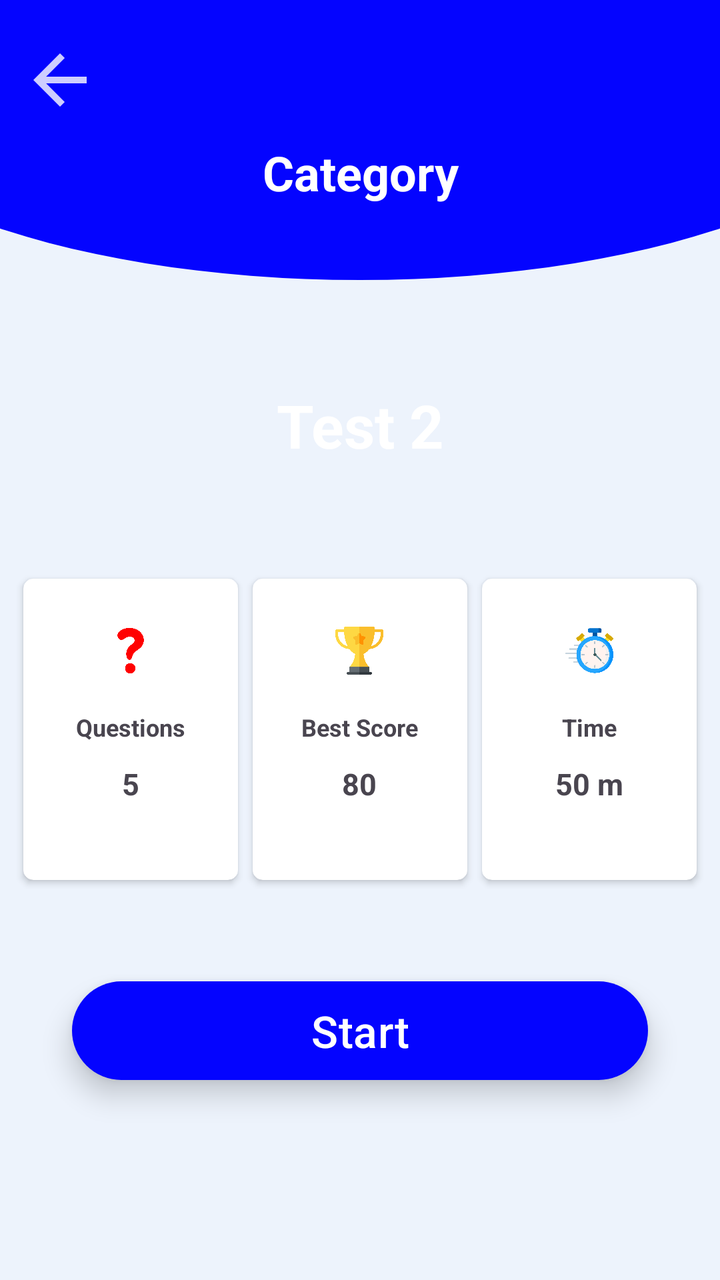
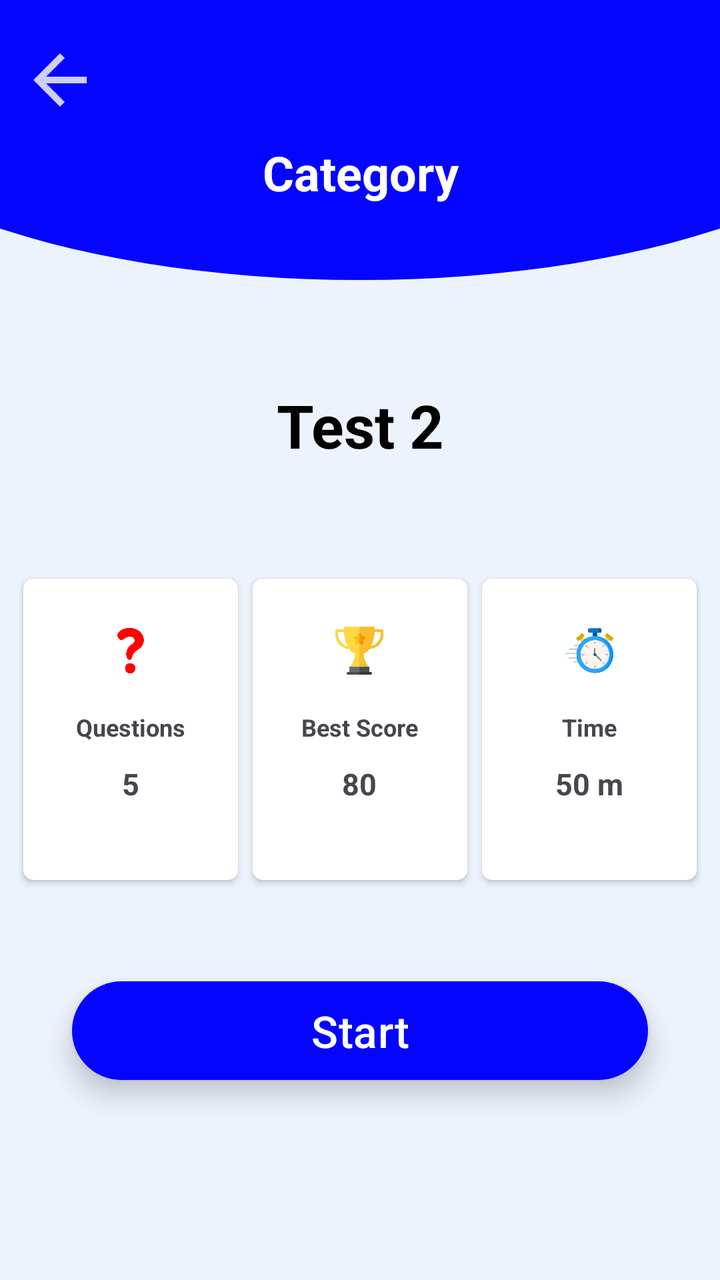

Screens rendered from an Android XML layout before and after an edit, with the pre-edit source and the edit as a unified diff.
<!-- AndroidManifest.xml: application theme Theme.ExamApp -->
<!-- res/layout/activity_start_test.xml -->
<?xml version="1.0" encoding="utf-8"?>
<androidx.constraintlayout.widget.ConstraintLayout xmlns:android="http://schemas.android.com/apk/res/android"
    xmlns:app="http://schemas.android.com/apk/res-auto"
    xmlns:tools="http://schemas.android.com/tools"
    android:id="@+id/main"
    android:layout_width="match_parent"
    android:layout_height="match_parent"
    android:background="@drawable/main_background"
    tools:context=".activities.StartTestActivity">


    <TextView
        android:id="@+id/txtCatName"
        android:layout_width="0dp"
        android:layout_height="wrap_content"
        android:layout_marginStart="16dp"
        android:layout_marginTop="70dp"
        android:layout_marginEnd="16dp"
        android:text="Category"
        android:textAlignment="center"
        android:textColor="@color/white"
        android:textSize="24sp"
        android:textStyle="bold"
        app:layout_constraintEnd_toEndOf="parent"
        app:layout_constraintStart_toStartOf="parent"
        app:layout_constraintTop_toTopOf="parent" />

    <TextView
        android:id="@+id/txtTestNO"
        android:layout_width="0dp"
        android:layout_height="wrap_content"
        android:layout_marginStart="24dp"
        android:layout_marginTop="90dp"
        android:layout_marginEnd="24dp"
        android:text="Test 2"
        android:textAlignment="center"
        android:textSize="30sp"
        android:textColor="@color/white"
        android:textStyle="bold"
        app:layout_constraintEnd_toEndOf="parent"
        app:layout_constraintStart_toStartOf="parent"
        app:layout_constraintTop_toBottomOf="@+id/txtCatName" />

    <LinearLayout
        android:layout_width="0dp"
        android:layout_height="wrap_content"
        android:layout_marginStart="8dp"
        android:layout_marginTop="70dp"
        android:layout_marginEnd="8dp"
        android:layout_marginBottom="64dp"
        android:orientation="horizontal"
        app:layout_constraintBottom_toTopOf="@+id/btnStart"
        app:layout_constraintEnd_toEndOf="parent"
        app:layout_constraintStart_toStartOf="parent"
        app:layout_constraintTop_toBottomOf="@+id/txtTestNO">

        <androidx.cardview.widget.CardView
            android:layout_width="120dp"
            android:layout_height="160dp"
            android:layout_weight="1"
            android:elevation="5dp"
            app:cardCornerRadius="5dp"
            app:cardUseCompatPadding="true">

            <LinearLayout
                android:layout_width="wrap_content"
                android:layout_height="match_parent"
                android:layout_gravity="center"
                android:layout_margin="8dp"
                android:orientation="vertical"
                android:paddingTop="16dp">


                <ImageView
                    android:id="@+id/imageView9"
                    android:layout_width="24dp"
                    android:layout_height="24dp"
                    android:layout_gravity="center"
                    android:layout_marginBottom="8dp"
                    app:srcCompat="@drawable/question" />

                <TextView
                    android:layout_width="wrap_content"
                    android:layout_height="wrap_content"
                    android:layout_marginTop="10dp"
                    android:gravity="bottom"
                    android:text="Questions"
                    android:textSize="12sp"
                    android:textStyle="bold" />

                <TextView
                    android:id="@+id/txtTotalQuestion"
                    android:layout_width="wrap_content"
                    android:layout_height="wrap_content"
                    android:layout_gravity="center"
                    android:layout_marginTop="10dp"
                    android:gravity="bottom"
                    android:text="5"
                    android:textSize="15sp"
                    android:textStyle="bold" />

            </LinearLayout>


        </androidx.cardview.widget.CardView>

        <androidx.cardview.widget.CardView
            android:layout_width="120dp"
            android:layout_height="160dp"
            android:layout_weight="1"
            android:elevation="5dp"
            app:cardCornerRadius="5dp"
            app:cardUseCompatPadding="true">

            <LinearLayout
                android:layout_width="wrap_content"
                android:layout_height="match_parent"
                android:layout_gravity="center"
                android:layout_margin="8dp"
                android:orientation="vertical"
                android:paddingTop="16dp">


                <ImageView
                    android:id="@+id/imageView61"
                    android:layout_width="24dp"
                    android:layout_height="24dp"
                    android:layout_gravity="center"
                    android:layout_marginBottom="8dp"
                    app:srcCompat="@drawable/trophy" />

                <TextView
                    android:layout_width="wrap_content"
                    android:layout_height="wrap_content"
                    android:layout_marginTop="10dp"
                    android:gravity="bottom"
                    android:text="Best Score"
                    android:textSize="12sp"
                    android:textStyle="bold" />

                <TextView
                    android:id="@+id/txtBestScore"
                    android:layout_width="wrap_content"
                    android:layout_height="wrap_content"
                    android:layout_gravity="center"
                    android:layout_marginTop="10dp"
                    android:gravity="bottom"
                    android:text="80"
                    android:textSize="15sp"
                    android:textStyle="bold" />

            </LinearLayout>


        </androidx.cardview.widget.CardView>

        <androidx.cardview.widget.CardView
            android:layout_width="120dp"
            android:layout_height="160dp"
            android:layout_weight="1"
            android:elevation="5dp"
            app:cardCornerRadius="5dp"
            app:cardUseCompatPadding="true">

            <LinearLayout
                android:layout_width="wrap_content"
                android:layout_height="match_parent"
                android:layout_gravity="center"
                android:layout_margin="8dp"
                android:orientation="vertical"
                android:paddingTop="16dp">


                <ImageView
                    android:id="@+id/imageView6"
                    android:layout_width="24dp"
                    android:layout_height="24dp"
                    android:layout_gravity="center"
                    android:layout_marginBottom="8dp"
                    app:srcCompat="@drawable/stopwatch" />

                <TextView
                    android:layout_width="wrap_content"
                    android:layout_height="wrap_content"
                    android:layout_marginTop="10dp"
                    android:gravity="bottom"
                    android:text="Time"
                    android:layout_gravity="center"
                    android:textSize="12sp"
                    android:textStyle="bold" />

                <TextView
                    android:id="@+id/txtTotaltime"
                    android:layout_width="wrap_content"
                    android:layout_height="wrap_content"
                    android:layout_gravity="center"
                    android:layout_marginTop="10dp"
                    android:gravity="bottom"
                    android:text="50 m"
                    android:textSize="15sp"
                    android:textStyle="bold" />

            </LinearLayout>


        </androidx.cardview.widget.CardView>


    </LinearLayout>

    <Button
        android:id="@+id/btnStart"
        android:layout_width="0dp"
        android:layout_height="wrap_content"
        android:layout_marginStart="36dp"
        android:layout_marginEnd="36dp"
        android:layout_marginBottom="100dp"
        android:text="Start"
        android:textSize="22sp"
        android:elevation="5dp"
        android:translationZ="3dp"
        android:stateListAnimator="@null"
        app:layout_constraintBottom_toBottomOf="parent"
        android:background="@drawable/round_corner_button"
        app:layout_constraintEnd_toEndOf="parent"
        app:layout_constraintStart_toStartOf="parent" />

    <ImageView
        android:id="@+id/btnback"
        android:layout_width="40dp"
        android:layout_height="40dp"
        android:layout_marginStart="10dp"
        android:layout_marginTop="20dp"
        app:layout_constraintStart_toStartOf="parent"
        app:layout_constraintTop_toTopOf="parent"
        app:srcCompat="@drawable/ic_back" />

</androidx.constraintlayout.widget.ConstraintLayout>
<!-- resources referenced by this layout -->
<resources>
  <color name="white">#FFFFFFFF</color>
  <!-- drawable ic_back (drawable-anydpi) -->
  <vector xmlns:android="http://schemas.android.com/apk/res/android"
      android:width="24dp"
      android:height="24dp"
      android:viewportWidth="24"
      android:viewportHeight="24"
      android:tint="#FFFFFF"
      android:alpha="0.8"
      android:autoMirrored="true">
    <path
        android:fillColor="@android:color/white"
        android:pathData="M20,11H7.83l5.59,-5.59L12,4l-8,8 8,8 1.41,-1.41L7.83,13H20v-2z"/>
  </vector>
  <!-- drawable main_background (drawable) -->
  <?xml version="1.0" encoding="utf-8"?>
  <layer-list xmlns:android="http://schemas.android.com/apk/res/android">
      <item >
          <shape android:shape="rectangle">
              <solid android:color="#edf3fc"/>
          </shape>
      </item>
      <item
          android:bottom="500dp"
          android:left="-100dp"
          android:right="-100dp"
          android:top="-80dp"
  
          >
          <shape android:shape="oval">
              <solid android:color="@color/colorPrimary"/>
          </shape>
      </item>
  </layer-list>
  <!-- drawable question: png bitmap (drawable, 11039 bytes) -->
  <!-- drawable round_corner_button (drawable) -->
  <?xml version="1.0" encoding="utf-8"?>
  <shape android:shape="rectangle" xmlns:android="http://schemas.android.com/apk/res/android">
      <corners android:radius="300dp"/>
      <solid android:color="@color/colorPrimary"/>
  
  </shape>
  <!-- drawable stopwatch: png bitmap (drawable, 31980 bytes) -->
  <!-- drawable trophy: png bitmap (drawable, 18577 bytes) -->
  <style name="Theme.ExamApp" parent="Base.Theme.ExamApp" />
  <color name="colorPrimary">#0404ff</color>
  <style name="Base.Theme.ExamApp" parent="Theme.Material3.DayNight.NoActionBar">
          <item name="colorPrimary">@color/colorPrimary</item>
  
          <item name="colorPrimaryDark">@color/colorPrimaryDark</item>
  
          <item name="colorAccent">@color/colorAccent</item>
          
          
      </style>
  <color name="colorPrimaryDark">#10028f</color>
  <color name="colorAccent">#ffffff</color>
</resources>

<!-- the commit's change to res/layout/activity_start_test.xml (unified diff, before → after) -->
@@ -35,7 +35,7 @@
         android:text="Test 2"
         android:textAlignment="center"
         android:textSize="30sp"
-        android:textColor="@color/white"
+        android:textColor="@color/black"
         android:textStyle="bold"
         app:layout_constraintEnd_toEndOf="parent"
         app:layout_constraintStart_toStartOf="parent"
<!-- resource entries referenced after the edit -->
@@ -1,5 +1,6 @@
 <!-- resources referenced by this layout -->
 <resources>
+  <color name="black">#FF000000</color>
   <color name="white">#FFFFFFFF</color>
   <!-- drawable ic_back (drawable-anydpi) -->
   <vector xmlns:android="http://schemas.android.com/apk/res/android"
